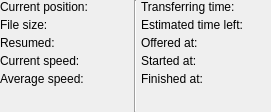
Before: the Qt Designer form src/dcc/transferdetailedtimeinfopanelui.ui in KDE/konversation, drawn with Qt 5.
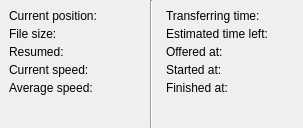
After: the same form once the commit is applied.

Commit message: - save Splitter state as KDialog saves it states (previous save was wrong) - Ui tweaks

```diff
--- a/src/dcc/transferdetailedtimeinfopanelui.ui
+++ b/src/dcc/transferdetailedtimeinfopanelui.ui
@@ -6,8 +6,8 @@
    <rect>
     <x>0</x>
     <y>0</y>
-    <width>271</width>
-    <height>112</height>
+    <width>303</width>
+    <height>128</height>
    </rect>
   </property>
   <property name="windowTitle">
@@ -22,6 +22,9 @@
    </property>
    <item>
     <layout class="QFormLayout" name="formLayout_2">
+     <property name="margin">
+      <number>9</number>
+     </property>
      <item row="0" column="0">
       <widget class="QLabel" name="textLabel19">
        <property name="text">
@@ -136,6 +139,9 @@
    </item>
    <item>
     <layout class="QFormLayout" name="formLayout">
+     <property name="margin">
+      <number>9</number>
+     </property>
      <item row="0" column="0">
       <widget class="QLabel" name="textLabel6">
        <property name="text">
```
The commit also changes 3 other files.
